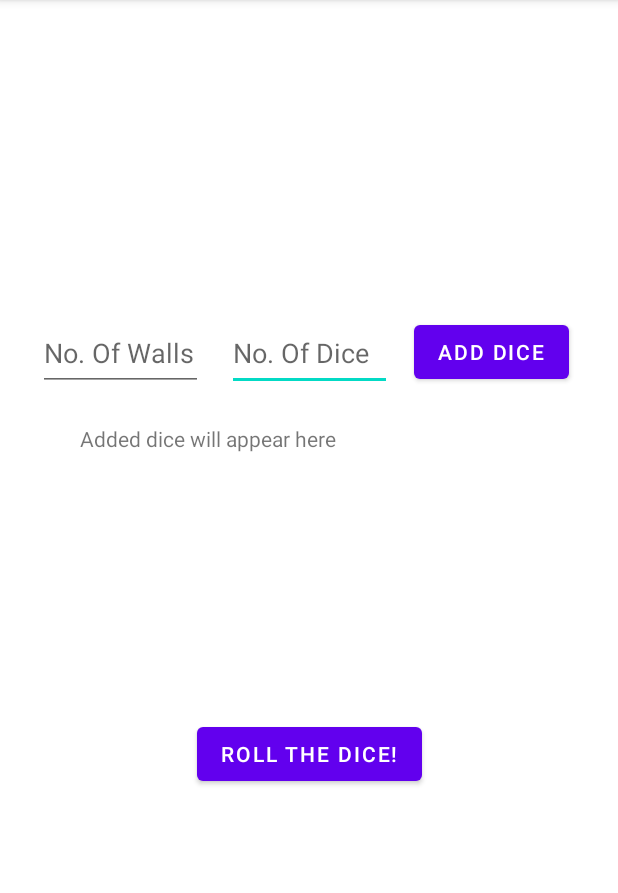
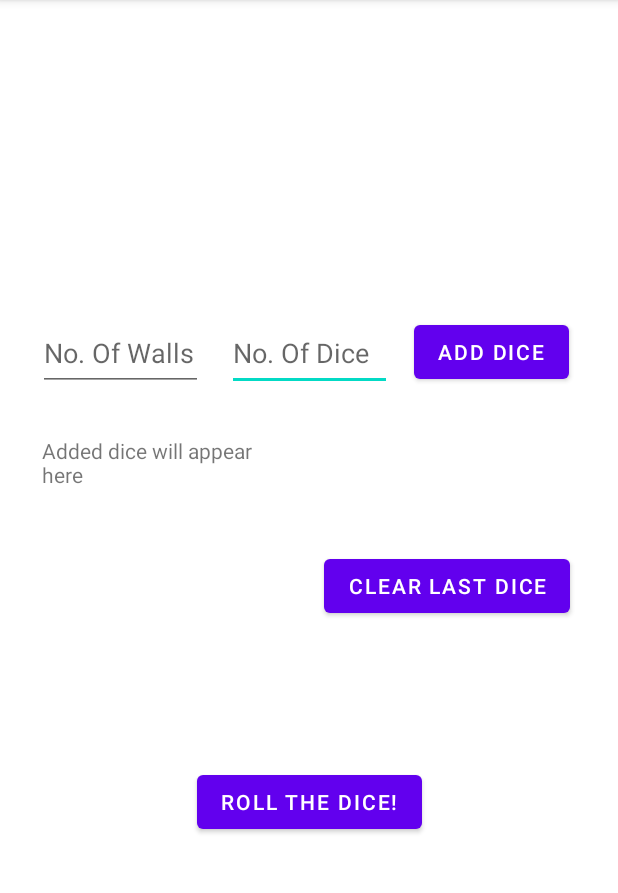
Before and after one commit to TheWiseArdoni/DiceRoller, an Android app: the screen it shows after launch (MainActivity), after a tap on "ROLL THE DICE!", on a phone screen of 412 x 824 dp, the part 84-977 px from its top. Run offline under Robolectric (Android 15) with nearby library versions, the phone set to English and light mode, and no system bars.

Commit message:
cleaning up

```diff
--- a/app/src/main/java/com/example/diceroller/MainActivity.kt
+++ b/app/src/main/java/com/example/diceroller/MainActivity.kt
@@ -17,14 +17,15 @@ class MainActivity : AppCompatActivity() {
         setContentView(binding.root)
         binding.rollButton.setOnClickListener{generate()}
         binding.addDiceButton.setOnClickListener{addDice()}
+        binding.clearButton.setOnClickListener{clearList()}
     }
     private fun generate(){
         val rollResultList: MutableList<String> = mutableListOf()
         for (item in diceAmountList.indices) {
             val random = List(diceAmountList[item]){Random.nextInt(1, wallsList[item]+1)}
-            rollResultList.add(random.toString())
+            rollResultList.add(random.joinToString(prefix = "", separator = " ", postfix = ""))
         }
-        binding.rollResult.text = rollResultList.joinToString(prefix = "", separator = "\n", postfix = "")
+        binding.rollResult.text = rollResultList.joinToString(prefix = "", separator = " ", postfix = "")
     }
     private fun addDice(){
         val wallsAmt = binding.wallsNum.text.toString()
@@ -35,4 +36,7 @@ class MainActivity : AppCompatActivity() {
         diceAmountList.add(diceAmt.toInt())
         binding.diceList.text = diceList.joinToString(prefix = "", separator = "\n", postfix = "")
     }
+    private fun clearList(){
+        diceList.removeAt(-1)
+    }
 }
--- a/app/src/main/res/layout/activity_main.xml
+++ b/app/src/main/res/layout/activity_main.xml
@@ -10,7 +10,7 @@
         android:id="@+id/rollButton"
         android:layout_width="wrap_content"
         android:layout_height="wrap_content"
-        android:layout_marginTop="320dp"
+        android:layout_marginTop="352dp"
         android:text="@string/rollButton"
         app:layout_constraintEnd_toEndOf="parent"
         app:layout_constraintStart_toStartOf="parent"
@@ -73,12 +73,22 @@
 
     <TextView
         android:id="@+id/diceList"
-        android:layout_width="305dp"
-        android:layout_height="177dp"
-        android:layout_marginTop="124dp"
+        android:layout_width="162dp"
+        android:layout_height="197dp"
+        android:layout_marginStart="28dp"
+        android:layout_marginTop="132dp"
         android:text="@string/diceList"
-        app:layout_constraintEnd_toEndOf="parent"
         app:layout_constraintStart_toStartOf="parent"
         app:layout_constraintTop_toBottomOf="@+id/rollResult" />
 
+    <Button
+        android:id="@+id/clearButton"
+        android:layout_width="wrap_content"
+        android:layout_height="wrap_content"
+        android:layout_marginTop="108dp"
+        android:layout_marginEnd="32dp"
+        android:text="@string/clearButton"
+        app:layout_constraintEnd_toEndOf="parent"
+        app:layout_constraintTop_toBottomOf="@+id/addDiceButton" />
+
 </androidx.constraintlayout.widget.ConstraintLayout>
--- a/app/src/main/res/values/strings.xml
+++ b/app/src/main/res/values/strings.xml
@@ -6,4 +6,5 @@
     <string name="wallNum">No. Of Walls</string>
     <string name="addDiceButton">Add dice</string>
     <string name="diceList">Added dice will appear here</string>
+    <string name="clearButton">Clear last dice</string>
 </resources>
```
